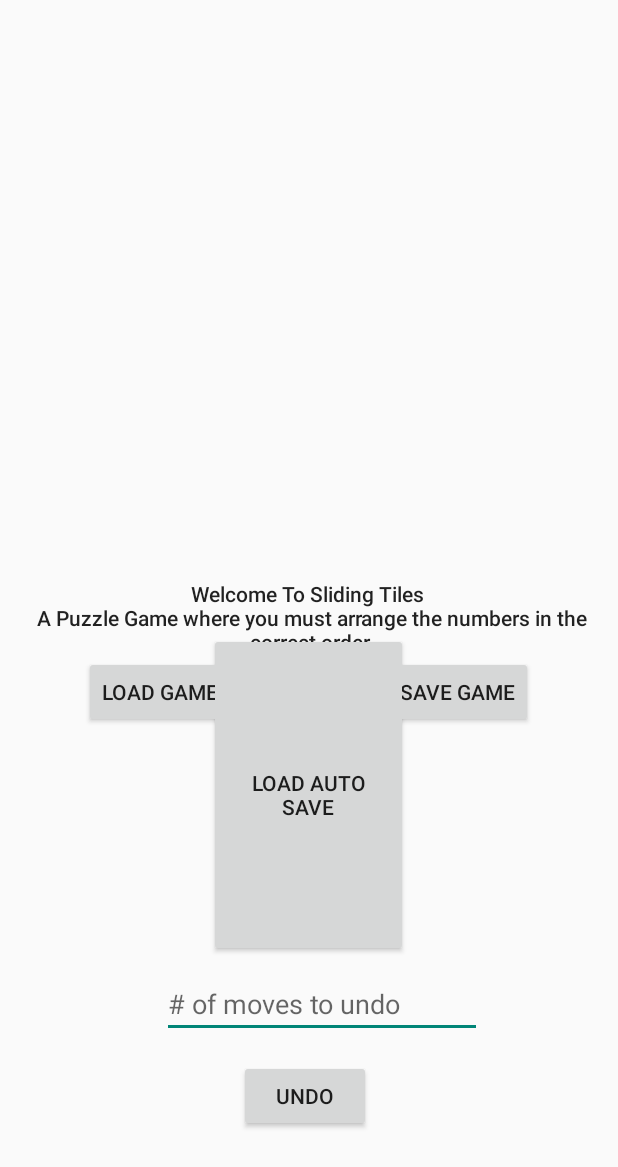
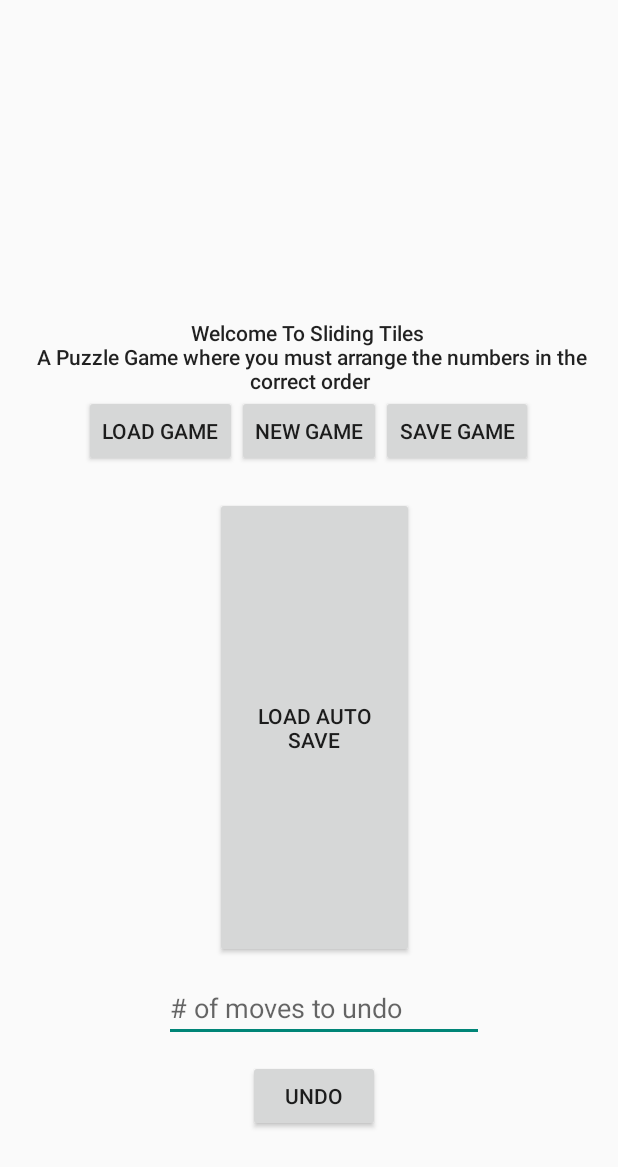
Before and after one commit to neelisneel/Android-Arcade, an Android app: the SlidingTilesMenuActivity screen opened directly, with no data from a screen before it, on a phone screen of 412 x 824 dp. Shown: the top 1167 px of the screen. Run offline under Robolectric (Android 15) with nearby library versions, the phone set to English and light mode, and no system bars.

Commit message:
Fixed layout

```diff
--- a/GameCenter/app/src/main/res/layout/activity_sliding_tiles_menu.xml
+++ b/GameCenter/app/src/main/res/layout/activity_sliding_tiles_menu.xml
@@ -10,7 +10,9 @@
         android:layout_width="wrap_content"
         android:layout_height="wrap_content"
         android:layout_alignParentStart="true"
-        android:layout_centerVertical="true"
+        android:layout_alignParentTop="true"
+        android:layout_marginStart="0dp"
+        android:layout_marginTop="212dp"
         android:gravity="center"
         android:text="Welcome To Sliding Tiles \n A Puzzle Game where you must arrange the numbers in the correct order"
         android:textAppearance="@style/TextAppearance.AppCompat.Body2" />
@@ -46,7 +48,7 @@
         android:layout_height="wrap_content"
         android:layout_alignStart="@+id/StartButton"
         android:layout_alignParentBottom="true"
-        android:layout_marginStart="1dp"
+        android:layout_marginStart="7dp"
         android:layout_marginBottom="69dp"
         android:onClick="undoMoves"
         android:text="@string/button_undo" />
@@ -57,8 +59,8 @@
         android:layout_height="wrap_content"
         android:layout_alignStart="@+id/Undo"
         android:layout_alignParentBottom="true"
-        android:layout_marginStart="-51dp"
-        android:layout_marginBottom="132dp"
+        android:layout_marginStart="-56dp"
+        android:layout_marginBottom="129dp"
         android:ems="10"
         android:hint="@string/button_undo_number"
         android:inputType="textPersonName" />
@@ -71,10 +73,10 @@
         android:layout_alignParentTop="true"
         android:layout_alignParentEnd="true"
         android:layout_alignParentBottom="true"
-        android:layout_marginStart="139dp"
-        android:layout_marginTop="422dp"
-        android:layout_marginEnd="140dp"
-        android:layout_marginBottom="186dp"
+        android:layout_marginStart="143dp"
+        android:layout_marginTop="331dp"
+        android:layout_marginEnd="136dp"
+        android:layout_marginBottom="185dp"
         android:text="@string/load_auto_save" />
 
 </RelativeLayout>
```
